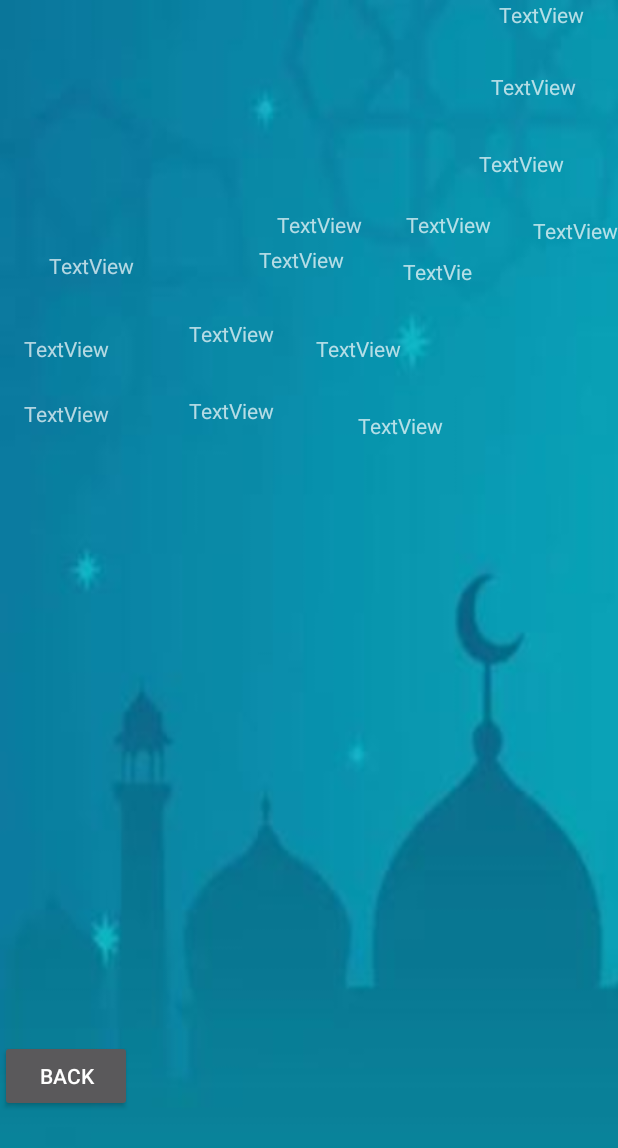
After one commit to dannyz61/Prayer-Learner, an Android app: the posture2 screen opened directly, with no data from a screen before it, on a phone screen of 412 x 824 dp. The commit adds this screen. Shown: the top 1148 px of the screen. Run offline under Robolectric (Android 15) with nearby library versions, the phone set to English and light mode, and no system bars.

Commit message:
constarin set

```diff
--- a/app/src/main/AndroidManifest.xml
+++ b/app/src/main/AndroidManifest.xml
@@ -11,6 +11,9 @@
         android:theme="@style/Theme.Design.NoActionBar">
         <activity
             android:name=".nozakaah"
+            android:exported="false" />
+        <activity
+            android:name=".posture2"
             android:exported="false" />
         <activity
             android:name=".home"
@@ -28,7 +31,7 @@
             android:name=".QA"
             android:exported="true" />
         <activity
-            android:name=".posture"
+            android:name=".posture1"
             android:exported="true" />
         <activity
             android:name=".MainActivity"
--- a/app/src/main/java/com/example/prayerlearner1/MainActivity.java
+++ b/app/src/main/java/com/example/prayerlearner1/MainActivity.java
@@ -5,7 +5,6 @@ import androidx.cardview.widget.CardView;
 
 import android.content.Intent;
 import android.os.Bundle;
-import android.os.Handler;
 import android.view.View;
 
 public class MainActivity extends AppCompatActivity implements View.OnClickListener {
@@ -39,7 +38,7 @@ public class MainActivity extends AppCompatActivity implements View.OnClickListe
         Intent i;
 
         switch (view.getId()){
-            case R.id.card1:i=new Intent(this, posture.class);startActivity(i);
+            case R.id.card1:i=new Intent(this, posture1.class);startActivity(i);
             break;
             case R.id.card2:i=new Intent(this, Qibladirection.class);startActivity(i);
                 break;
--- a/app/src/main/java/com/example/prayerlearner1/Qibladirection.java
+++ b/app/src/main/java/com/example/prayerlearner1/Qibladirection.java
@@ -29,6 +29,8 @@ public class Qibladirection extends AppCompatActivity implements SensorEventList
         setContentView(R.layout.activity_qibladirection);
         qibla_view =findViewById(R.id.qibla_ImageView);
         sensorManager= (SensorManager) getSystemService(Context.SENSOR_SERVICE);
+        sensor=sensorManager.getDefaultSensor(Sensor.TYPE_ORIENTATION);
+        sensorManager.registerListener(this,sensor,SensorManager.SENSOR_DELAY_FASTEST);
 
         btn2=findViewById(R.id.button2);
         btn2.setOnClickListener(new View.OnClickListener() {
@@ -44,7 +46,6 @@ public class Qibladirection extends AppCompatActivity implements SensorEventList
     @Override
     protected void onResume() {
         super.onResume();
-        sensor=sensorManager.getDefaultSensor(Sensor.TYPE_ORIENTATION);
         if(sensor!=null)
         {
             sensorManager.registerListener(this,sensor,SensorManager.SENSOR_DELAY_FASTEST);
--- a/app/src/main/java/com/example/prayerlearner1/posture.java
+++ b/app/src/main/java/com/example/prayerlearner1/posture1.java
@@ -7,12 +7,12 @@ import android.os.Bundle;
 import android.view.View;
 import android.widget.Button;
 
-public class posture extends AppCompatActivity {
+public class posture1 extends AppCompatActivity {
     Button btn1;
     @Override
     protected void onCreate(Bundle savedInstanceState) {
         super.onCreate(savedInstanceState);
-        setContentView(R.layout.activity_posture);
+        setContentView(R.layout.activity_posture1);
         btn1=findViewById(R.id.button1);
         btn1.setOnClickListener(new View.OnClickListener() {
             @Override
--- /dev/null
+++ b/app/src/main/java/com/example/prayerlearner1/posture2.java
@@ -0,0 +1,14 @@
+package com.example.prayerlearner1;
+
+import androidx.appcompat.app.AppCompatActivity;
+
+import android.os.Bundle;
+
+public class posture2 extends AppCompatActivity {
+
+    @Override
+    protected void onCreate(Bundle savedInstanceState) {
+        super.onCreate(savedInstanceState);
+        setContentView(R.layout.activity_posture3);
+    }
+}
--- /dev/null
+++ b/app/src/main/res/layout/activity_posture3.xml
@@ -0,0 +1,176 @@
+<?xml version="1.0" encoding="utf-8"?>
+<androidx.constraintlayout.widget.ConstraintLayout xmlns:android="http://schemas.android.com/apk/res/android"
+    xmlns:app="http://schemas.android.com/apk/res-auto"
+    xmlns:tools="http://schemas.android.com/tools"
+    android:layout_width="match_parent"
+    android:layout_height="match_parent"
+    android:background="@drawable/wall1"
+    tools:context=".posture1">
+
+    <TextView
+        android:id="@+id/textView24"
+        android:layout_width="wrap_content"
+        android:layout_height="wrap_content"
+        android:layout_marginTop="28dp"
+        android:layout_marginEnd="28dp"
+        android:text="TextView"
+        app:layout_constraintEnd_toEndOf="parent"
+        app:layout_constraintTop_toBottomOf="@+id/textView16" />
+
+    <TextView
+        android:id="@+id/textView26"
+        android:layout_width="wrap_content"
+        android:layout_height="wrap_content"
+        android:layout_marginTop="32dp"
+        android:layout_marginEnd="36dp"
+        android:text="TextView"
+        app:layout_constraintEnd_toEndOf="parent"
+        app:layout_constraintTop_toBottomOf="@+id/textView24" />
+
+    <TextView
+        android:id="@+id/textView16"
+        android:layout_width="63dp"
+        android:layout_height="20dp"
+        android:layout_marginEnd="16dp"
+        android:text="TextView"
+        app:layout_constraintEnd_toEndOf="parent"
+        tools:layout_editor_absoluteY="171dp" />
+
+    <Button
+        android:id="@+id/button1"
+        android:layout_width="wrap_content"
+        android:layout_height="wrap_content"
+        android:layout_marginTop="325dp"
+        android:text="Back"
+        app:layout_constraintBottom_toBottomOf="parent"
+        app:layout_constraintStart_toStartOf="parent"
+        app:layout_constraintTop_toBottomOf="@+id/textView13" />
+
+    <TextView
+        android:id="@+id/textView7"
+        android:layout_width="68dp"
+        android:layout_height="21dp"
+        android:layout_marginTop="4dp"
+        android:layout_marginEnd="28dp"
+        android:text="TextView"
+        app:layout_constraintEnd_toStartOf="@+id/textView15"
+        app:layout_constraintTop_toBottomOf="@+id/textView8" />
+
+    <TextView
+        android:id="@+id/textView15"
+        android:layout_width="56dp"
+        android:layout_height="19dp"
+        android:layout_marginTop="12dp"
+        android:layout_marginEnd="8dp"
+        android:text="TextView"
+        app:layout_constraintEnd_toStartOf="@+id/textView16"
+        app:layout_constraintTop_toBottomOf="@+id/textView9" />
+
+    <TextView
+        android:id="@+id/textView8"
+        android:layout_width="wrap_content"
+        android:layout_height="wrap_content"
+        android:layout_marginTop="140dp"
+        android:layout_marginEnd="24dp"
+        android:text="TextView"
+        app:layout_constraintEnd_toStartOf="@+id/textView9"
+        app:layout_constraintHorizontal_bias="0.972"
+        app:layout_constraintStart_toStartOf="parent"
+        app:layout_constraintTop_toTopOf="parent" />
+
+    <TextView
+        android:id="@+id/textView9"
+        android:layout_width="wrap_content"
+        android:layout_height="wrap_content"
+        android:layout_marginTop="140dp"
+        android:layout_marginEnd="28dp"
+        android:text="TextView"
+        app:layout_constraintEnd_toStartOf="@+id/textView10"
+        app:layout_constraintTop_toTopOf="parent" />
+
+    <TextView
+        android:id="@+id/textView10"
+        android:layout_width="wrap_content"
+        android:layout_height="wrap_content"
+        android:layout_marginTop="144dp"
+        android:text="TextView"
+        app:layout_constraintEnd_toEndOf="parent"
+        app:layout_constraintTop_toTopOf="parent" />
+
+    <TextView
+        android:id="@+id/textView11"
+        android:layout_width="wrap_content"
+        android:layout_height="wrap_content"
+        android:layout_marginTop="8dp"
+        android:layout_marginEnd="83dp"
+        android:text="TextView"
+        app:layout_constraintEnd_toStartOf="@+id/textView7"
+        app:layout_constraintHorizontal_bias="1.0"
+        app:layout_constraintStart_toStartOf="parent"
+        app:layout_constraintTop_toBottomOf="@+id/textView8" />
+
+    <TextView
+        android:id="@+id/textView12"
+        android:layout_width="wrap_content"
+        android:layout_height="wrap_content"
+        android:layout_marginStart="16dp"
+        android:layout_marginTop="36dp"
+        android:text="TextView"
+        app:layout_constraintEnd_toStartOf="@+id/textView21"
+        app:layout_constraintHorizontal_bias="0.0"
+        app:layout_constraintStart_toStartOf="parent"
+        app:layout_constraintTop_toBottomOf="@+id/textView11" />
+
+    <TextView
+        android:id="@+id/textView13"
+        android:layout_width="wrap_content"
+        android:layout_height="wrap_content"
+        android:layout_marginStart="16dp"
+        android:layout_marginTop="24dp"
+        android:text="TextView"
+        app:layout_constraintStart_toStartOf="parent"
+        app:layout_constraintTop_toBottomOf="@+id/textView12" />
+
+    <TextView
+        android:id="@+id/textView21"
+        android:layout_width="wrap_content"
+        android:layout_height="wrap_content"
+        android:layout_marginTop="28dp"
+        android:layout_marginEnd="28dp"
+        android:text="TextView"
+        app:layout_constraintEnd_toStartOf="@+id/textView23"
+        app:layout_constraintTop_toBottomOf="@+id/textView7" />
+
+    <TextView
+        android:id="@+id/textView22"
+        android:layout_width="wrap_content"
+        android:layout_height="wrap_content"
+        android:layout_marginTop="32dp"
+        android:layout_marginEnd="56dp"
+        android:text="TextView"
+        app:layout_constraintEnd_toStartOf="@+id/textView25"
+        app:layout_constraintHorizontal_bias="1.0"
+        app:layout_constraintStart_toEndOf="@+id/textView13"
+        app:layout_constraintTop_toBottomOf="@+id/textView21" />
+
+    <TextView
+        android:id="@+id/textView25"
+        android:layout_width="wrap_content"
+        android:layout_height="wrap_content"
+        android:layout_marginTop="32dp"
+        android:layout_marginEnd="24dp"
+        android:text="TextView"
+        app:layout_constraintEnd_toStartOf="@+id/textView26"
+        app:layout_constraintTop_toBottomOf="@+id/textView23" />
+
+    <TextView
+        android:id="@+id/textView23"
+        android:layout_width="wrap_content"
+        android:layout_height="wrap_content"
+        android:layout_marginTop="32dp"
+        android:layout_marginEnd="60dp"
+        android:text="TextView"
+        app:layout_constraintEnd_toStartOf="@+id/textView24"
+        app:layout_constraintTop_toBottomOf="@+id/textView15" />
+
+</androidx.constraintlayout.widget.ConstraintLayout>
```
Also changed, not shown: app/src/main/res/layout/activity_posture.xml (deleted, +0 -34 lines), app/src/main/res/layout/activity_posture1.xml (added, +49 -0 lines), app/src/main/res/layout/activity_qibladirection.xml (+14 -7 lines), app/src/main/res/drawable/background_without_logo.jpg (added), app/src/main/res/drawable/qibla_compass.png.
